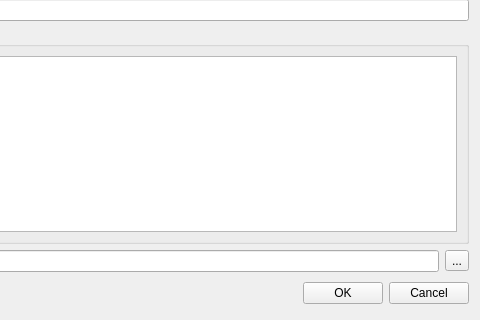
Before: the Qt Designer form src/ui/forms/FinalReportDialog.ui in vookimedlo/data-analysis, drawn with Qt 5; both pictures show x 276 to 756 and y 300 to 620 of the 756 by 620 pixel window.
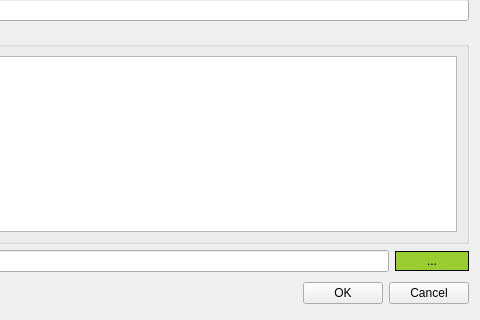
After: the same form once the commit is applied.

```diff
--- a/src/ui/forms/FinalReportDialog.ui
+++ b/src/ui/forms/FinalReportDialog.ui
@@ -429,9 +429,25 @@
      </item>
      <item>
       <widget class="QToolButton" name="fileSelectionToolButton">
+       <property name="styleSheet">
+        <string notr="true">QToolButton:pressed {
+               background-color: qlineargradient(spread:pad, x1:0, y1:0, x2:0, y2:1, stop:0 rgba(173, 255, 47, 255), stop:1 rgba(173, 255, 47, 255))
+               }
+               QToolButton {
+               background-color: #9ACD32; border: 1px solid black;
+               border-radius: 0px;
+               }
+            </string>
+       </property>
        <property name="text">
         <string>...</string>
        </property>
+        <property name="minimumSize">
+             <size>
+               <width>74</width>
+               <height>20</height>
+             </size>
+        </property>
       </widget>
      </item>
     </layout>
```
